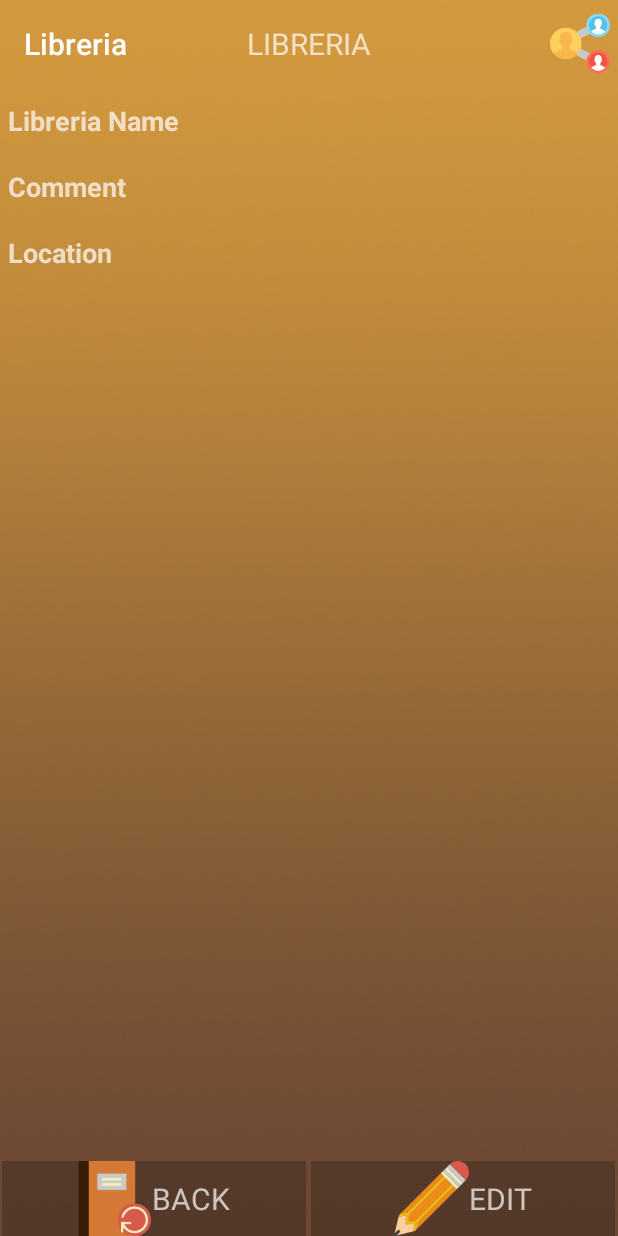
After one commit to nanntch/final_project_android, an Android app: the ShowDetail screen opened directly, with no data from a screen before it, on a phone screen of 412 x 824 dp. The commit adds this screen. Run offline under Robolectric (Android 15) with nearby library versions, the phone set to English and light mode, and no system bars; our stand-ins replace Room's generated code; 4 statements that could not run were skipped.

Commit message:
add show detail page before edit

```diff
--- a/Libreria/app/build.gradle
+++ b/Libreria/app/build.gradle
@@ -36,6 +36,7 @@ dependencies {
 
     //Facebook
     implementation 'com.facebook.android:facebook-login:[4,5)'
+    implementation 'com.facebook.android:facebook-share:[4,5)'
 
     //Default
     implementation 'com.android.support:appcompat-v7:26.1.+'
--- a/Libreria/app/src/main/AndroidManifest.xml
+++ b/Libreria/app/src/main/AndroidManifest.xml
@@ -40,6 +40,10 @@
             android:name="com.facebook.sdk.ApplicationId"
             android:value="@string/facebook_app_id" />
 
+        <provider android:authorities="com.facebook.app.FacebookContentProvider{1408606685905346}"
+            android:name="com.facebook.FacebookContentProvider"
+            android:exported="true"/>
+
         <activity
             android:name="com.facebook.FacebookActivity"
             android:configChanges="keyboard|keyboardHidden|screenLayout|screenSize|orientation"
@@ -80,7 +84,8 @@
                 <category android:name="android.intent.category.LAUNCHER" />
             </intent-filter>
         </activity>
-        <activity android:name=".Profile"></activity>
+        <activity android:name=".Profile" />
+        <activity android:name=".ShowDetail"></activity>
     </application>
 
 </manifest>
--- a/Libreria/app/src/main/java/kmitl/natcha58070069/com/libreria/AddDetail.java
+++ b/Libreria/app/src/main/java/kmitl/natcha58070069/com/libreria/AddDetail.java
@@ -179,9 +179,13 @@ public class AddDetail extends AppCompatActivity {
             }.execute();
         }
 
+        System.out.println(">>>>>>>>>>>>>>>>>>>" + libreriaInfo.getName());
+
         //Intent
-        Intent intent3 = new Intent();
-        setResult(RESULT_OK, intent3);
+        Intent intent3 = new Intent(this, ShowDetail.class);
+        intent3.putExtra("LibreriaInfo", libreriaInfo);
+        startActivityForResult(intent3, 999);
+//        setResult(RESULT_OK, intent3);
         finish();
     }
 
@@ -193,8 +197,8 @@ public class AddDetail extends AppCompatActivity {
                 return null;
             }
         }.execute();
-        Intent intent6 = new Intent();
-        setResult(RESULT_OK, intent6);
+        Intent intent6 = new Intent(this, MainActivity.class);
+        setResult(RESULT_OK, intent6); //not shure
         finish();
     }
 }
--- a/Libreria/app/src/main/java/kmitl/natcha58070069/com/libreria/MainActivity.java
+++ b/Libreria/app/src/main/java/kmitl/natcha58070069/com/libreria/MainActivity.java
@@ -97,7 +97,7 @@ public class MainActivity extends AppCompatActivity implements MyAdapter.MyAdapt
     //When click item (for edit or update)
     @Override
     public void onClickInfoItem(LibreriaInfo libreriaInfo) {
-        Intent intent5 = new Intent(this, AddDetail.class);
+        Intent intent5 = new Intent(this, ShowDetail.class);
         intent5.putExtra("LibreriaInfo", libreriaInfo);
         startActivityForResult(intent5, 999);
     }
--- /dev/null
+++ b/Libreria/app/src/main/java/kmitl/natcha58070069/com/libreria/ShowDetail.java
@@ -0,0 +1,78 @@
+package kmitl.natcha58070069.com.libreria;
+
+import android.arch.persistence.room.Room;
+import android.content.Intent;
+import android.support.v7.app.AppCompatActivity;
+import android.os.Bundle;
+import android.support.v7.widget.Toolbar;
+import android.view.View;
+import android.widget.ImageView;
+import android.widget.TextView;
+
+public class ShowDetail extends AppCompatActivity {
+
+    private ImageView shareFb, backTomain, editDetail;
+    private TextView name, comment, locat, latlng; //receive value
+    private TextView back, edit; //with button
+
+    private LibreriaDB libreriaDB;
+    private LibreriaInfo libreriaInfo;
+    private Toolbar toolbarWidget;
+
+    @Override
+    protected void onCreate(Bundle savedInstanceState) {
+        super.onCreate(savedInstanceState);
+        setContentView(R.layout.activity_show_detail);
+
+        //Database
+        libreriaDB = Room.databaseBuilder(this, LibreriaDB.class, "LIB_INFO")
+                .fallbackToDestructiveMigration()
+                .build();
+
+        //toolbar
+        toolbarWidget = (Toolbar) findViewById(R.id.toolbar);
+        setSupportActionBar(toolbarWidget);
+
+        //can clik
+        shareFb = (ImageView) findViewById(R.id.shShare);
+        backTomain = (ImageView) findViewById(R.id.shBackToMain);
+        editDetail = (ImageView) findViewById(R.id.shEdit);
+        back = (TextView) findViewById(R.id.shTextBackToMain);
+        edit = (TextView) findViewById(R.id.shTextEdit);
+
+        //wait for receive value
+        name = (TextView) findViewById(R.id.shTextName);
+        comment = (TextView) findViewById(R.id.shTextComment);
+        locat = (TextView) findViewById(R.id.shTextLocat);
+        latlng = (TextView) findViewById(R.id.shTextLatLng);
+
+        //getIntent when click item
+        libreriaInfo = getIntent().getParcelableExtra("LibreriaInfo");
+
+        getData();
+    }
+
+    private void getData() {
+        name.setText(libreriaInfo.getName());
+        comment.setText(libreriaInfo.getComment());
+        locat.setText(libreriaInfo.getLocation());
+        latlng.setText(libreriaInfo.getLatlng());
+    }
+
+    public void onEditBtn(View view) {
+        Intent intent = new Intent(this, AddDetail.class);
+        intent.putExtra("LibreriaInfo", libreriaInfo);
+        startActivityForResult(intent, 999);
+        finish();
+    }
+
+    public void onShareBtn(View view) {
+    }
+
+    public void onBackBtn(View view) {
+        Intent intent = new Intent(this, MainActivity.class);
+        startActivityForResult(intent, 999);
+//        setResult(RESULT_OK, intent);
+        finish();
+    }
+}
--- a/Libreria/app/src/main/res/layout/activity_add_detail.xml
+++ b/Libreria/app/src/main/res/layout/activity_add_detail.xml
@@ -19,8 +19,7 @@
             android:layout_width="fill_parent"
             android:layout_height="58dp"
             android:background="@android:color/transparent"
-            android:minHeight="?attr/actionBarSize"
-            app:titleTextColor="#4c3223">
+            android:minHeight="?attr/actionBarSize">
 
             <TextView
                 android:layout_width="wrap_content"
--- /dev/null
+++ b/Libreria/app/src/main/res/layout/activity_show_detail.xml
@@ -0,0 +1,160 @@
+<?xml version="1.0" encoding="utf-8"?><!--<ScrollView xmlns:android="http://schemas.android.com/apk/res/android"--><!--xmlns:tools="http://schemas.android.com/tools"--><!--android:layout_width="match_parent"--><!--android:layout_height="match_parent"--><!--xmlns:app="http://schemas.android.com/apk/res-auto"--><!--tools:context="kmitl.natcha58070069.com.libreria.ShowDetail">-->
+
+<LinearLayout xmlns:android="http://schemas.android.com/apk/res/android"
+    xmlns:app="http://schemas.android.com/apk/res-auto"
+    android:layout_width="match_parent"
+    android:layout_height="match_parent"
+    android:background="@drawable/bg_main1"
+    android:orientation="vertical"
+    android:weightSum="4">
+
+    <android.support.v7.widget.Toolbar
+        android:id="@+id/toolbar"
+        android:layout_width="fill_parent"
+        android:layout_height="58dp"
+        android:background="@android:color/transparent"
+        android:minHeight="?attr/actionBarSize">
+        <TextView
+            android:layout_width="wrap_content"
+            android:layout_height="wrap_content"
+            android:layout_gravity="center"
+            android:text="LIBRERIA"
+            android:textSize="20dp" />
+        <ImageView
+            android:id="@+id/shShare"
+            android:layout_width="40dp"
+            android:layout_marginRight="5dp"
+            android:layout_height="wrap_content"
+            android:layout_gravity="right"
+            android:onClick="onShareBtn"
+            app:srcCompat="@drawable/sh_share3" />
+    </android.support.v7.widget.Toolbar>
+
+    <LinearLayout
+        android:layout_width="match_parent"
+        android:layout_height="wrap_content"
+        android:orientation="vertical"
+        android:layout_weight="4">
+        <TextView
+            android:id="@+id/shHeadName"
+            android:layout_width="match_parent"
+            android:layout_height="wrap_content"
+            android:layout_marginLeft="5dp"
+            android:layout_marginTop="10dp"
+            android:text="Libreria Name"
+            android:textSize="18sp"
+            android:textStyle="bold" />
+
+        <TextView
+            android:id="@+id/shTextName"
+            android:layout_width="match_parent"
+            android:layout_height="wrap_content"
+            android:layout_marginLeft="10dp" />
+
+        <TextView
+            android:id="@+id/shHeadComment"
+            android:layout_width="match_parent"
+            android:layout_height="wrap_content"
+            android:layout_marginLeft="5dp"
+            android:text="Comment"
+            android:textSize="18sp"
+            android:textStyle="bold" />
+
+        <TextView
+            android:id="@+id/shTextComment"
+            android:layout_width="match_parent"
+            android:layout_height="wrap_content"
+            android:layout_marginLeft="10dp" />
+
+        <TextView
+            android:id="@+id/shHeadLacat"
+            android:layout_width="match_parent"
+            android:layout_height="wrap_content"
+            android:layout_marginLeft="5dp"
+            android:text="Location"
+            android:textSize="18sp"
+            android:textStyle="bold" />
+
+        <TextView
+            android:id="@+id/shTextLocat"
+            android:layout_width="match_parent"
+            android:layout_height="wrap_content"
+            android:layout_marginLeft="10dp" />
+
+        <TextView
+            android:id="@+id/shTextLatLng"
+            android:layout_width="match_parent"
+            android:layout_height="wrap_content"
+            android:layout_marginLeft="10dp" />
+    </LinearLayout>
+
+    <LinearLayout
+        android:layout_gravity="end"
+        android:layout_width="match_parent"
+        android:layout_height="wrap_content"
+        android:orientation="horizontal"
+        android:weightSum="2">
+
+        <LinearLayout
+            android:id="@+id/layBack"
+            android:layout_width="match_parent"
+            android:layout_height="wrap_content"
+            android:layout_weight="1"
+            android:layout_marginRight="2dp"
+            android:layout_marginLeft="1dp"
+            android:onClick="onBackBtn"
+            android:background="@color/cardview_shadow_start_color"
+            android:gravity="center_horizontal">
+
+            <ImageView
+                android:id="@+id/shBackToMain"
+                android:layout_width="50dp"
+                android:layout_height="50dp"
+                android:layout_gravity="right"
+                android:onClick="onBackBtn"
+                app:srcCompat="@drawable/sh_back1" />
+
+            <TextView
+                android:id="@+id/shTextBackToMain"
+                android:layout_width="wrap_content"
+                android:layout_height="wrap_content"
+                android:onClick="onBackBtn"
+                android:layout_gravity="center"
+                android:textSize="20dp"
+                android:text="BACK" />
+        </LinearLayout>
+
+        <LinearLayout
+            android:id="@+id/layEdit"
+            android:layout_width="match_parent"
+            android:layout_height="wrap_content"
+            android:layout_weight="1"
+            android:layout_marginRight="2dp"
+            android:layout_marginLeft="1dp"
+            android:onClick="onEditBtn"
+            android:background="@color/cardview_shadow_start_color"
+            android:gravity="center_horizontal"
+            android:orientation="horizontal">
+
+            <ImageView
+                android:id="@+id/shEdit"
+                android:layout_width="50dp"
+                android:layout_height="50dp"
+                android:layout_gravity="right"
+                android:onClick="onEditBtn"
+                app:srcCompat="@drawable/edit1" />
+
+            <TextView
+                android:id="@+id/shTextEdit"
+                android:layout_width="wrap_content"
+                android:layout_height="wrap_content"
+                android:layout_gravity="center"
+                android:textSize="20dp"
+                android:onClick="onEditBtn"
+                android:text="EDIT" />
+        </LinearLayout>
+    </LinearLayout>
+
+</LinearLayout>
+
+    <!--</ScrollView>-->
```
Also changed, not shown: Libreria/app/src/main/res/drawable/sh_back.png (added), Libreria/app/src/main/res/drawable/sh_back1.png (added), Libreria/app/src/main/res/drawable/sh_back2.png (added), Libreria/app/src/main/res/drawable/sh_share.png (added), Libreria/app/src/main/res/drawable/sh_share2.png (added), Libreria/app/src/main/res/drawable/sh_share3.png (added).
